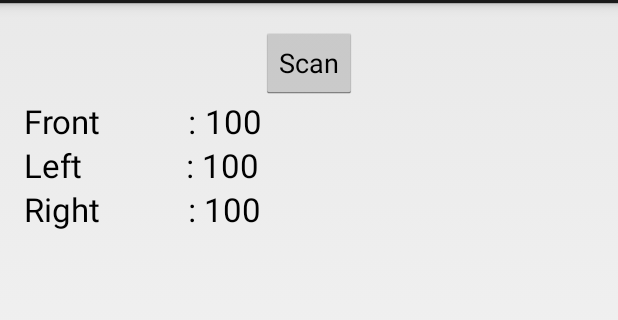
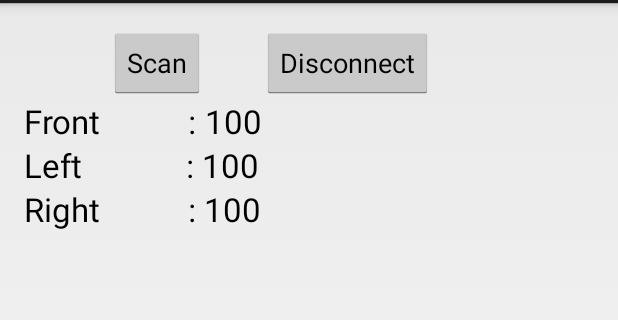
Before and after one commit to max005/BlunoBasicDemo, an Android app: the MainActivity screen opened directly, with no data from a screen before it, on a phone screen of 412 x 824 dp, the part 69-389 px from its top. Run offline under Robolectric (Android 15) with nearby library versions, the phone set to English and light mode, and no system bars; 3 statements that could not run were skipped.

Commit message:
Total enhance

```diff
--- a/app/src/main/res/layout/activity_main.xml
+++ b/app/src/main/res/layout/activity_main.xml
@@ -12,9 +12,9 @@
         android:id="@+id/buttonScan"
         android:layout_width="wrap_content"
         android:layout_height="wrap_content"
+        android:text="Scan"
         android:layout_alignParentTop="true"
-        android:layout_centerHorizontal="true"
-        android:text="Scan" />
+        android:layout_toStartOf="@+id/Front" />
 
     <TextView
         android:id="@+id/textView1"
@@ -70,4 +70,12 @@
         android:text="100"
         android:textAppearance="?android:attr/textAppearanceLarge" />
 
+    <Button
+        android:layout_width="wrap_content"
+        android:layout_height="wrap_content"
+        android:text="Disconnect"
+        android:id="@+id/buttonDisconnect"
+        android:layout_alignParentTop="true"
+        android:layout_toEndOf="@+id/Front" />
+
 </RelativeLayout>
```
Also changed, not shown: app/src/main/java/com/example/blunobasicdemo/BlunoService.java (+5 -16 lines), app/src/main/java/com/example/blunobasicdemo/MainActivity.java (+35 -2 lines), 1 other file.
